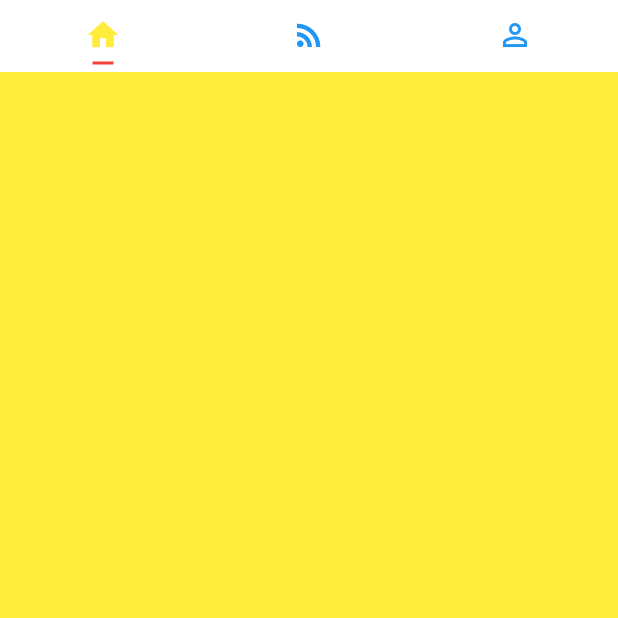
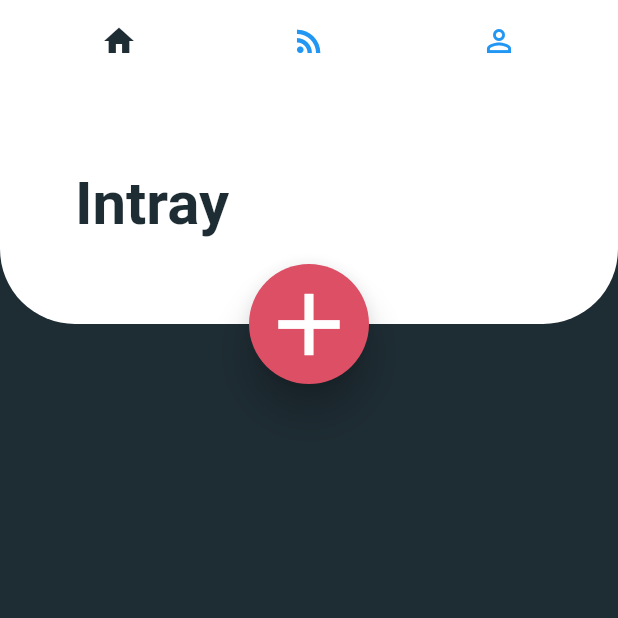
Before and after one commit to adolesamuel/todo_app, a Flutter app: the screen it shows after launch, on a phone screen of 412 x 824 dp, the top half of it. Run offline on Flutter 3.47's test engine with Material 2 defaults, Android fonts, the phone set to English and light mode, and no system bars; Roboto replaces fonts that are missing (Avenir).

Commit message:
layout completed with add button

```diff
--- a/todo_app/lib/main.dart
+++ b/todo_app/lib/main.dart
@@ -1,4 +1,6 @@
 import 'package:flutter/material.dart';
+import 'package:flutter/services.dart';
+import 'models/global.dart';
 
 void main() => runApp(MyApp());
 
@@ -37,12 +39,47 @@ class _MyHomePageState extends State<MyHomePage> {
           length: 3,
           child: new Scaffold(
             body:
-                 TabBarView(children: [new Container(color: Colors.yellow,),
+                 Stack(
+                      children: <Widget>[
+                        TabBarView(children: [new Container(color: darkGreyColor,),
                             new Container(color: Colors.orange,),
                             new Container(color: Colors.lightGreen,),],
                             ),
+                            Container(
+                              padding: EdgeInsets.only(left: 50),
+                              height: 160,
+                              decoration: BoxDecoration(
+                                borderRadius: BorderRadius.only(
+                                  bottomLeft: Radius.circular(50),
+                                  bottomRight: Radius.circular(50),
+                                ),
+                                color: Colors.white,
+                              ),
+                              child: Row(
+                                mainAxisAlignment: MainAxisAlignment.spaceBetween,
+                                children: <Widget>[
+                                Text("Intray", style:  intrayTitleStyle,),
+                                Container()]
+                              ),
+                              ),
+                              Container(
+                                height: 80,
+                                width: 80,
+                                margin: EdgeInsets.only(top:120,left:MediaQuery.of(context).size.width*0.5-40),
+                                child: FloatingActionButton(
+                                  elevation: 10,
+                                  child: Icon(Icons.add, size: 70,),
+                                  backgroundColor: redColor,
+                                  onPressed: () {},
+                                ),
+                              ),
 
-            appBar: new TabBar(
+                              ],
+                 ),
+
+            appBar: AppBar(
+              elevation: 0,
+                          title: new TabBar(
                 tabs: [
                   Tab(
                     icon: new Icon(Icons.home),
@@ -54,11 +91,14 @@ class _MyHomePageState extends State<MyHomePage> {
                     icon: new Icon(Icons.perm_identity),
                   ),
                 ],
-              labelColor: Colors.yellow,
+                labelColor: darkGreyColor,
                 unselectedLabelColor: Colors.blue,
                 indicatorSize: TabBarIndicatorSize.label,
                 indicatorPadding: EdgeInsets.all(5.0),
-              indicatorColor: Colors.red,
+                indicatorColor: Colors.transparent,
+
+              ),
+              backgroundColor: Colors.white,
             ),
             backgroundColor: Colors.white,
           ),
--- /dev/null
+++ b/todo_app/lib/models/global.dart
@@ -0,0 +1,11 @@
+import 'package:flutter/material.dart';
+
+Color darkGreyColor = new Color(0xFF2122128);
+Color redColor = new Color(0xFFDC4F64);
+
+TextStyle intrayTitleStyle = new TextStyle(
+  fontFamily: 'Avenir',
+  fontWeight: FontWeight.bold,
+  color: darkGreyColor,
+  fontSize: 40,
+);
```
Lines whose indentation alone changed are shown as unchanged.
